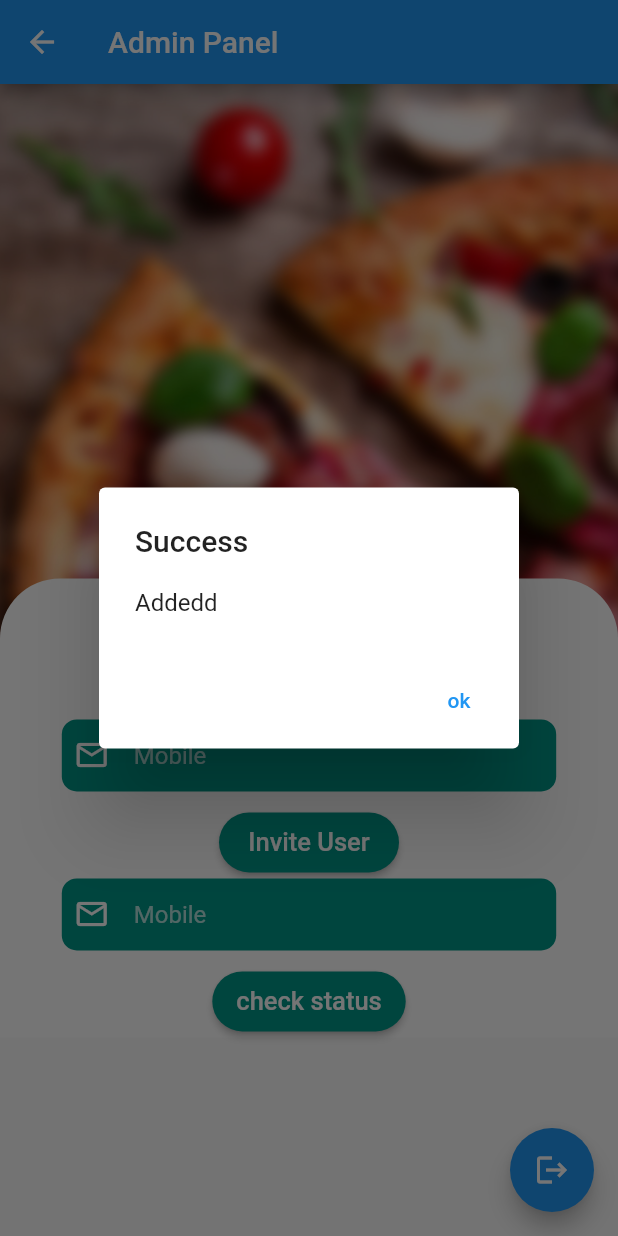
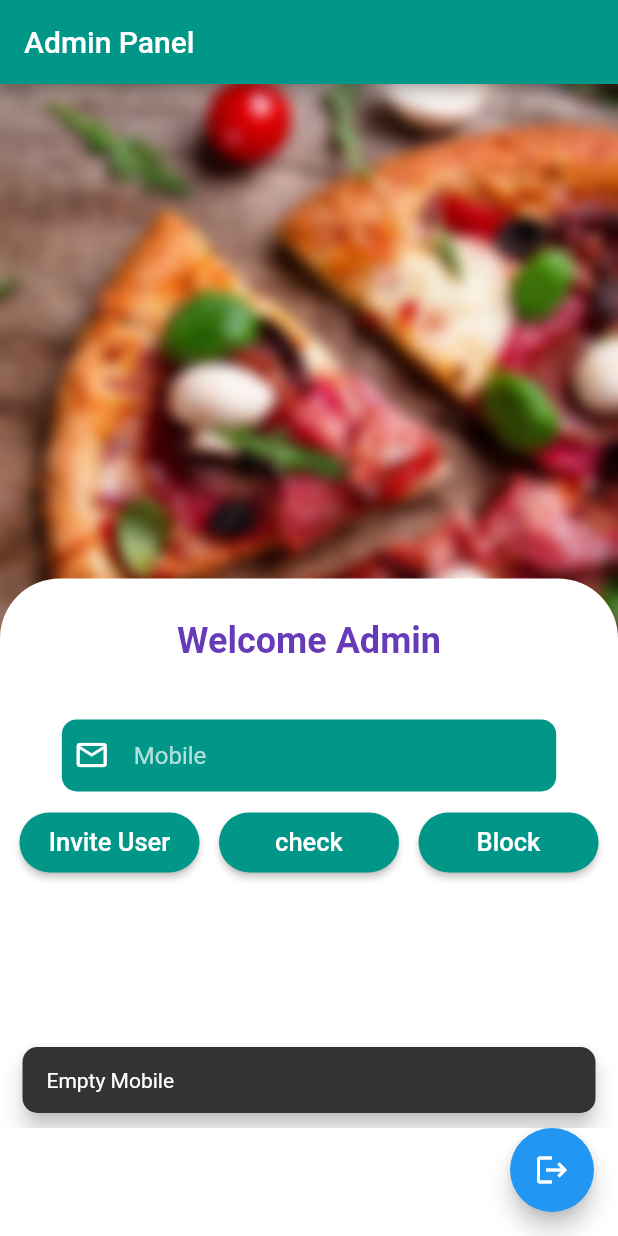
Before and after one commit to vineetkumarsharma17/Balaji-repo-agency, a Flutter app: the AdminPanel screen opened directly, after a tap on "Invite User", on a phone screen of 412 x 824 dp. Run offline on Flutter 3.47's test engine with Material 2 defaults, Android fonts, the phone set to English and light mode, and no system bars; our stand-ins replace cloud_firestore, file_picker, firebase_auth, firebase_core, shared_preferences; accounts and stored records are empty.

Commit message:
ui added

```diff
--- a/lib/component/component.dart
+++ b/lib/component/component.dart
@@ -1,15 +1,33 @@
 import 'package:flutter/material.dart';
 import 'dart:io';
 import 'package:shared_preferences/shared_preferences.dart';
- appBar(String title){
-  return AppBar(title: Text(title),);
-}
-logoutActionButton(){
+logoutActionButton(context){
   return FloatingActionButton(
     child: Icon(Icons.logout),
       onPressed:()async{
    SharedPreferences preferences=await SharedPreferences.getInstance();
    preferences.setBool("login", true);
-   exit(0);
+   showSnackBar("Logout successfully!",context);
+   //exit(0);
   });
 }
+showSnackBar(msg,context){
+   return  ScaffoldMessenger.of(context).showSnackBar(SnackBar(
+     content: Text(msg),
+     behavior: SnackBarBehavior.floating,
+     shape: RoundedRectangleBorder(
+       borderRadius: BorderRadius.circular(10.0),
+     ),
+     duration: const Duration(milliseconds: 1000),
+   ));
+}
+buttonStyle(){
+  return ButtonStyle(
+      minimumSize: MaterialStateProperty.all(Size(120, 40)),
+      backgroundColor: MaterialStateProperty.all(Colors.teal),
+      shape:MaterialStateProperty.all(RoundedRectangleBorder(
+          borderRadius:BorderRadius.circular(20),
+          side: BorderSide.none
+      ))
+  );
+}
--- a/lib/screens/admin_panel.dart
+++ b/lib/screens/admin_panel.dart
@@ -16,15 +16,18 @@ class AdminPanel extends StatefulWidget {
 class _AdminPanelState extends State<AdminPanel> {
   CollectionReference phone = FirebaseFirestore.instance.collection('phone');
   FilePickerResult? result;
+  String mobile='';
   bool loading=true;
 var id;
 String? status;
-  var mobile=TextEditingController();
   var cmobile=TextEditingController();
   @override
   Widget build(BuildContext context) {
     return Scaffold(
-      appBar: appBar("Admin Panel"),
+      appBar: AppBar(
+        title: Text("Admin Panel"),
+        automaticallyImplyLeading: false,
+      ),
       body: Container(
         decoration: const BoxDecoration(
             image: DecorationImage(
@@ -44,9 +47,9 @@ String? status;
             ),
             child: Column(
               children: [
-                Center(
+                const Center(
                   heightFactor: 3,
-                  child: Text("Welcome!",style: TextStyle(
+                  child: Text("Welcome Admin",style: TextStyle(
                       fontWeight: FontWeight.bold,
                       fontSize: 24,
                       color: Colors.deepPurple
@@ -64,7 +67,8 @@ String? status;
                       padding: const EdgeInsets.only(left: 8.0),
                       child: TextFormField(
                         style:const TextStyle(color: Colors.white),
-                        controller: mobile,
+                        controller: cmobile,
+                        onChanged: (val)=>mobile=val,
                         decoration: const InputDecoration(
                             icon: Icon(Icons.email_outlined,color: Colors.white,),
                             hintText: "Mobile",
@@ -78,99 +82,91 @@ String? status;
                 ):Container(
                     child: const CircularProgressIndicator()),
                 const SizedBox(height: 10,),
+                Row(
+                  mainAxisAlignment: MainAxisAlignment.spaceEvenly,
+                  children: [
                     ElevatedButton(onPressed: (){
-                  //  Navigator.push(context, MaterialPageRoute(builder: (context)=>()));
-                  //   if(mobile.text.isNotEmpty){
-                  print("clicked");
+                      if(validate()) {
                         setState(() {
                           loading=false;
                         });
-                  addPhoneNumber(mobile.text);
-                  // }
+                        addPhoneNumber();
+                      }
+                      // setState(() {
+                      //   loading=false;
+                      // });
+                      // addPhoneNumber(mobile!);
+
                     }, child:const Text("Invite User",style: TextStyle(
                         fontSize: 17
                     ),),
-                  style: ButtonStyle(
-                      minimumSize: MaterialStateProperty.all(Size(120, 40)),
-                      backgroundColor: MaterialStateProperty.all(Colors.teal),
-                      shape:MaterialStateProperty.all(RoundedRectangleBorder(
-                          borderRadius:BorderRadius.circular(20),
-                          side: BorderSide.none
-                      ))
-                  ),),
-               Container(
-                  margin: EdgeInsets.symmetric(horizontal: MediaQuery.of(context).size.width*.1),
-                  width: double.infinity,
-                  decoration: BoxDecoration(
-                    color: Colors.teal,
-                    borderRadius: BorderRadius.circular(10),
-                  ),
-                  child: Padding(
-                      padding: const EdgeInsets.only(left: 8.0),
-                      child: TextFormField(
-                        style:const TextStyle(color: Colors.white),
-                        controller: cmobile,
-                        decoration: const InputDecoration(
-                            icon: Icon(Icons.email_outlined,color: Colors.white,),
-                            hintText: "Mobile",
-                            hintStyle: TextStyle(
-                                color: Colors.white70
-                            ),
-                            border: InputBorder.none
-                        ),
-                      )
-                  ),
-                ),
-                const SizedBox(height: 10,),
+                      style: buttonStyle(),),
                     ElevatedButton(onPressed: (){
-                  //  Navigator.push(context, MaterialPageRoute(builder: (context)=>()));
-                  //   if(mobile.text.isNotEmpty){
-                  print("clicked");
-                  setState(() {
-                    loading=false;
-                  });
                   checkstatus();
-                  // }
-                }, child:const Text("check status",style: TextStyle(
+                    }, child:const Text("check",style: TextStyle(
                         fontSize: 17
                     ),),
-                  style: ButtonStyle(
-                      minimumSize: MaterialStateProperty.all(Size(120, 40)),
-                      backgroundColor: MaterialStateProperty.all(Colors.teal),
-                      shape:MaterialStateProperty.all(RoundedRectangleBorder(
-                          borderRadius:BorderRadius.circular(20),
-                          side: BorderSide.none
-                      ))
+                      style: buttonStyle(),),
+                    ElevatedButton(onPressed: (){
+                      blockUser();
+                    }, child:const Text("Block",style: TextStyle(
+                        fontSize: 17
                     ),),
+                      style: buttonStyle(),),
+                  ],
+                ),
+
               ],
             ),
 
           ),
         ),
       ),
-      floatingActionButton: logoutActionButton(),
+      floatingActionButton: logoutActionButton(context),
     );
   }
-  Future<void> addPhoneNumber(String num) {
+  Future<void> addPhoneNumber() {
     return phone
         .add({
-      'number': num, // John Doe
+      'number': mobile, // John Doe
       'status': "true", // Stokes and Sons
-    })
-        .then((value) {
+    }).then((value) {
           setState(() {
             loading=!loading;
+            cmobile.clear();
           });
-          return showMyDialog("Success", "Addedd", context);})
+          return showSnackBar("Invited SuccessFully!", context);})
         .catchError((error) {
       setState(() {
         loading=!loading;
+        cmobile.clear();
       });
       print(error.toString());
       return showMyDialog("Error", error.toString(), context);}  );
   }
   checkstatus()async{
-    print("chek status");
 
+    setState(() {
+      loading=true;
+      showSnackBar("This function is under development!", context);
+    });
+}
+bool validate(){
+    if(mobile.isEmpty) {
+      showSnackBar("Empty Mobile", context);
+      return false;
+    }else
+    if(mobile.length!=10){
+      showSnackBar("Invalid mobile number!", context);
+      return false;
+    }
+    return true;
+}
+
+  void blockUser() {
+    setState(() {
+      loading=true;
+      showSnackBar("This function is under development!", context);
+    });
   }
   }
```
Also changed, not shown: lib/main.dart (+27 -16 lines), lib/screens/home_screen.dart (+96 -9 lines), lib/screens/mobile_login.dart (+60 -32 lines), lib/screens/test.dart (deleted, +0 -81 lines), lib/screens/verify_otp.dart (+22 -19 lines). Lines whose indentation alone changed are shown as unchanged.
